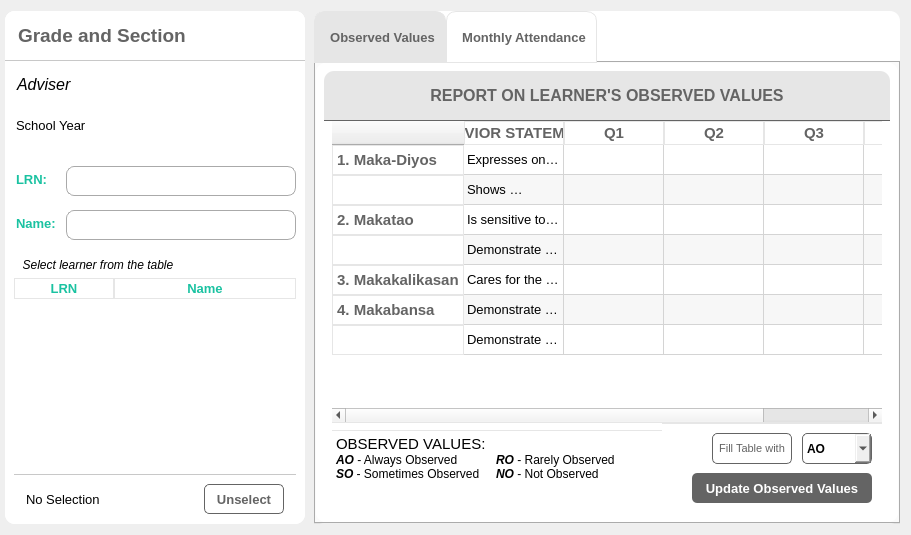
First picture: the form in LMS_v2.1/ui/attendanceOV.ui, repository jpcanas/School_LMSv2, before the edit.
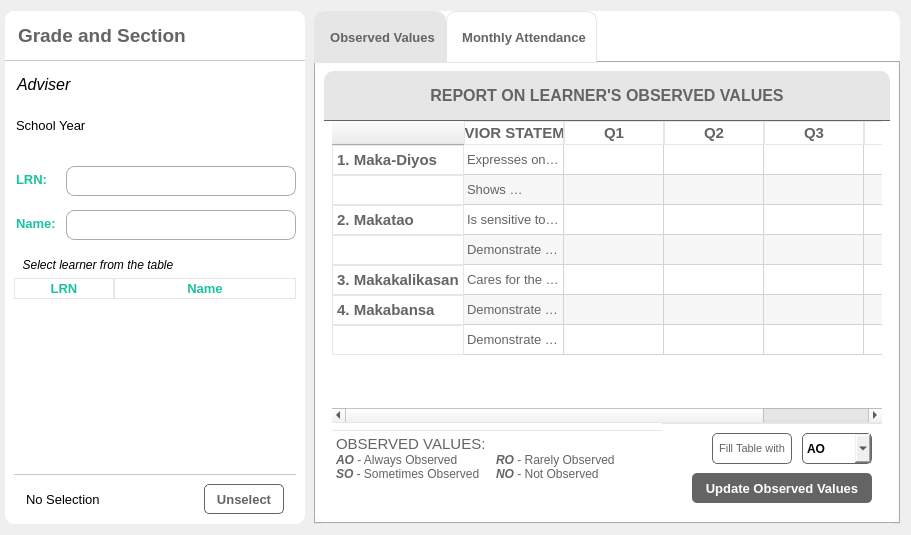
Second picture: the form after the edit. The open tabs and pages were chosen to show the change. Icons and pictures are not drawn.

Commit message: adding images and modifying attendance and observed values

Patch:
```diff
--- a/LMS_v2.1/ui/attendanceOV.ui
+++ b/LMS_v2.1/ui/attendanceOV.ui
@@ -747,8 +747,8 @@
 }
 
 QTableView::item:selected  {
-	color: rgb(255, 255, 255);
-	background-color: rgb(220, 255, 239);
+color: rgb(100, 100, 100);
+	background-color: rgb(230, 230, 230);
 }
 QScrollArea{
 	background-color: rgb(255, 255, 255);
@@ -1010,6 +1010,15 @@
                      <pointsize>10</pointsize>
                     </font>
                    </property>
+                   <property name="foreground">
+                    <brush brushstyle="SolidPattern">
+                     <color alpha="255">
+                      <red>100</red>
+                      <green>100</green>
+                      <blue>100</blue>
+                     </color>
+                    </brush>
+                   </property>
                   </item>
                   <item row="1" column="0">
                    <property name="text">
@@ -1020,6 +1029,15 @@
                      <pointsize>10</pointsize>
                     </font>
                    </property>
+                   <property name="foreground">
+                    <brush brushstyle="SolidPattern">
+                     <color alpha="255">
+                      <red>100</red>
+                      <green>100</green>
+                      <blue>100</blue>
+                     </color>
+                    </brush>
+                   </property>
                   </item>
                   <item row="2" column="0">
                    <property name="text">
@@ -1030,6 +1048,15 @@
                      <pointsize>10</pointsize>
                     </font>
                    </property>
+                   <property name="foreground">
+                    <brush brushstyle="SolidPattern">
+                     <color alpha="255">
+                      <red>100</red>
+                      <green>100</green>
+                      <blue>100</blue>
+                     </color>
+                    </brush>
+                   </property>
                   </item>
                   <item row="3" column="0">
                    <property name="text">
@@ -1040,6 +1067,15 @@
                      <pointsize>10</pointsize>
                     </font>
                    </property>
+                   <property name="foreground">
+                    <brush brushstyle="SolidPattern">
+                     <color alpha="255">
+                      <red>100</red>
+                      <green>100</green>
+                      <blue>100</blue>
+                     </color>
+                    </brush>
+                   </property>
                   </item>
                   <item row="4" column="0">
                    <property name="text">
@@ -1050,6 +1086,15 @@
                      <pointsize>10</pointsize>
                     </font>
                    </property>
+                   <property name="foreground">
+                    <brush brushstyle="SolidPattern">
+                     <color alpha="255">
+                      <red>100</red>
+                      <green>100</green>
+                      <blue>100</blue>
+                     </color>
+                    </brush>
+                   </property>
                   </item>
                   <item row="5" column="0">
                    <property name="text">
@@ -1060,6 +1105,15 @@
                      <pointsize>10</pointsize>
                     </font>
                    </property>
+                   <property name="foreground">
+                    <brush brushstyle="SolidPattern">
+                     <color alpha="255">
+                      <red>100</red>
+                      <green>100</green>
+                      <blue>100</blue>
+                     </color>
+                    </brush>
+                   </property>
                   </item>
                   <item row="6" column="0">
                    <property name="text">
@@ -1070,6 +1124,15 @@
                      <pointsize>10</pointsize>
                     </font>
                    </property>
+                   <property name="foreground">
+                    <brush brushstyle="SolidPattern">
+                     <color alpha="255">
+                      <red>100</red>
+                      <green>100</green>
+                      <blue>100</blue>
+                     </color>
+                    </brush>
+                   </property>
                   </item>
                  </widget>
                 </item>
@@ -1135,6 +1198,11 @@
                        <height>85</height>
                       </size>
                      </property>
+                     <property name="styleSheet">
+                      <string notr="true">QTextEdit{
+	color: rgb(100, 100, 100);
+}</string>
+                     </property>
                      <property name="html">
                       <string>&lt;!DOCTYPE HTML PUBLIC &quot;-//W3C//DTD HTML 4.0//EN&quot; &quot;http://www.w3.org/TR/REC-html40/strict.dtd&quot;&gt;
 &lt;html&gt;&lt;head&gt;&lt;meta name=&quot;qrichtext&quot; content=&quot;1&quot; /&gt;&lt;meta charset=&quot;utf-8&quot; /&gt;&lt;style type=&quot;text/css&quot;&gt;
```
Left out of the diff: 42 changed lines with no effect on the pictures. The commit also changes 20 other files.
